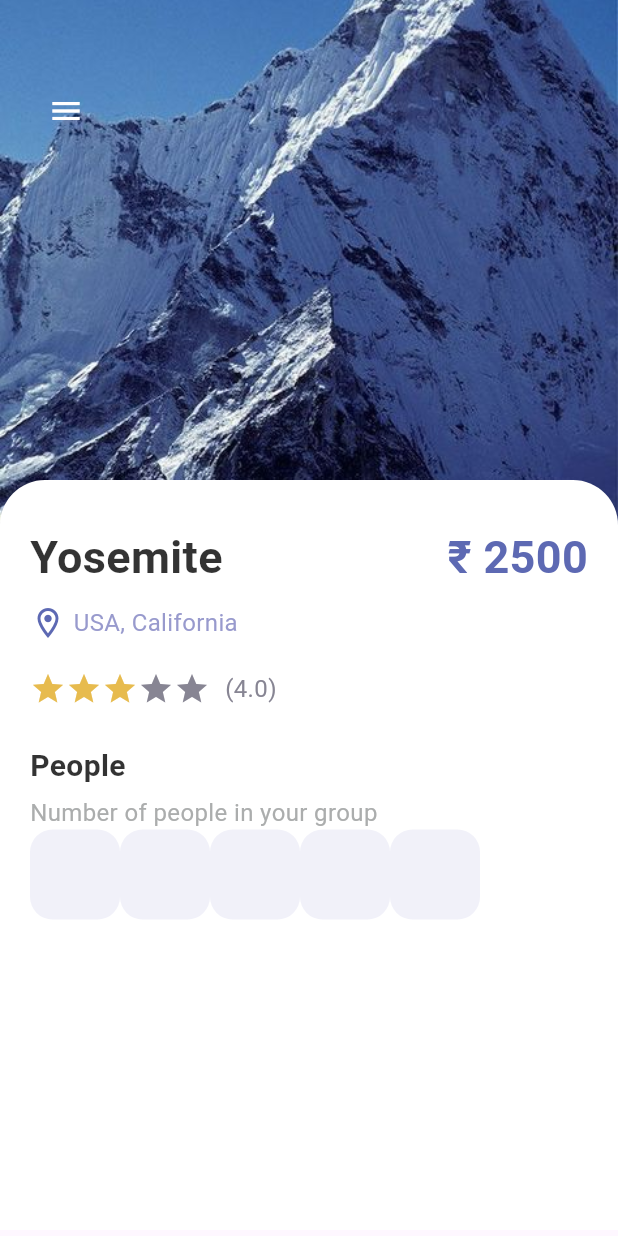
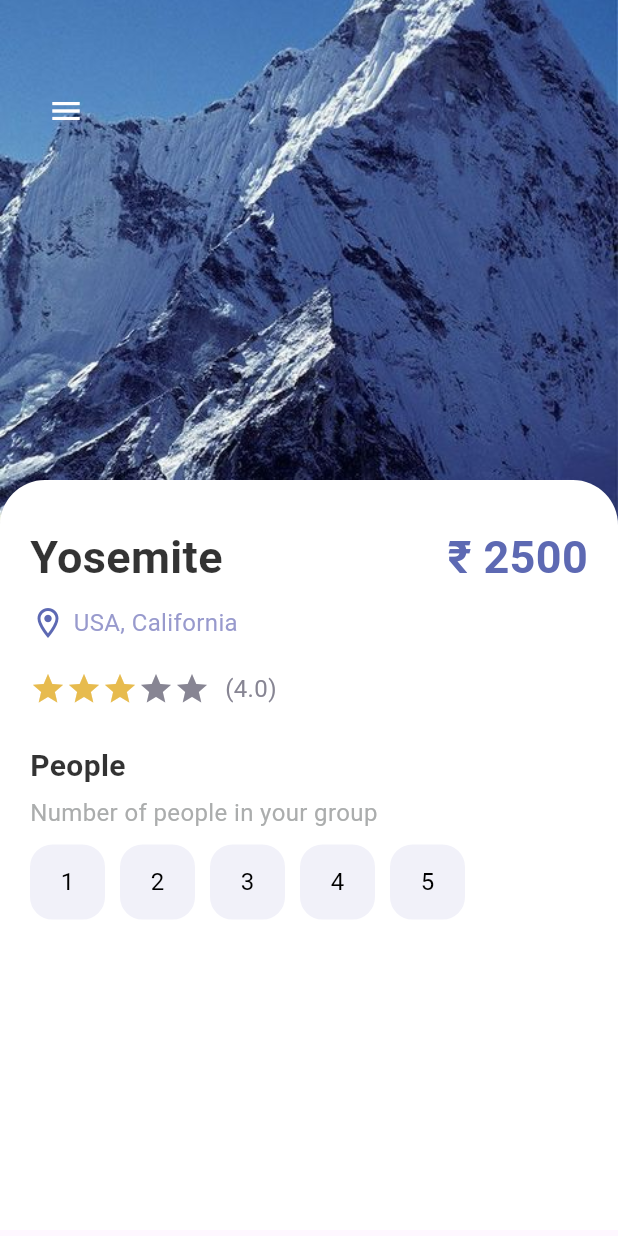
Before and after one commit to Yash-Gupta001/travel_app, a Flutter app: the screen it shows after launch, on a phone screen of 412 x 824 dp. Run offline on Flutter 3.47's test engine with Material 3 defaults, Android fonts, the phone set to English and light mode, and no system bars.

Commit message:
custom app button designed

```diff
--- a/lib/pages/detail_page.dart
+++ b/lib/pages/detail_page.dart
@@ -118,13 +118,25 @@ class _DetailPageState extends State<DetailPage> {
                       SizedBox(height: 5,),
 
                       AppText(text: "Number of people in your group",color: AppColors.mainTextColor,),
+                      SizedBox(height: 10),
+
                       Wrap(
                         children:
                           List.generate(5, (index) {
-                            return AppButtons();
+                            return Container(
+                              margin: EdgeInsets.only(right: 10),
+                              child: AppButtons(
+                                size: 50,
+                                color: Colors.black,
+                                borderColor: AppColors.buttonBackground,
+                                backgroundColor: AppColors.buttonBackground,
+                                text: (index + 1).toString(),
+
+                                ),
+                            );
                           }),
+                      ),
 
-                      )
                     ],
                   ),
                 )),
--- a/lib/pages/home_page.dart
+++ b/lib/pages/home_page.dart
@@ -25,6 +25,7 @@ class _HomePageState extends State<HomePage> with TickerProviderStateMixin {
         crossAxisAlignment: CrossAxisAlignment.start,
         children: [
           // menu TEXT
+          // ignore: avoid_unnecessary_containers
           Container(
             child: Padding(
               padding: const EdgeInsets.only(top: 70, left: 20),
@@ -61,6 +62,7 @@ class _HomePageState extends State<HomePage> with TickerProviderStateMixin {
           ),
 
           // TABBAR
+          // ignore: avoid_unnecessary_containers
           Container(
             child: Align(
               alignment: Alignment.centerLeft,
@@ -165,7 +167,7 @@ class _HomePageState extends State<HomePage> with TickerProviderStateMixin {
                         borderRadius: BorderRadius.circular(20),
                         color: Colors.white,
                         image: DecorationImage(
-                          image: AssetImage('assets/img/' + images.keys.elementAt(index)),
+                          image: AssetImage('assets/img/${images.keys.elementAt(index)}'),
                           fit: BoxFit.cover,
                         ),
                       ),
@@ -198,6 +200,7 @@ class _HomePageState extends State<HomePage> with TickerProviderStateMixin {
   }
 }
 
+// ignore: must_be_immutable
 class CircleTabIndicator extends Decoration {
   final Color color;
   double radius;
--- a/lib/widgets/app_buttons.dart
+++ b/lib/widgets/app_buttons.dart
@@ -1,17 +1,46 @@
 import 'package:flutter/material.dart';
 import 'package:travel_app/misc/colors.dart';
+import 'package:travel_app/widgets/app_text.dart';
 
 class AppButtons extends StatelessWidget {
-  const AppButtons({super.key});
+  final Color color;
+  String? text;
+  IconData? icon;
+  final Color backgroundColor;
+  double size;
+  final Color borderColor;
+  bool? isIcon;
+
+  AppButtons(
+      {Key? key,
+      this.isIcon = false,
+      this.text,
+      this.icon,
+      required this.size,
+      required this.color,
+      required this.backgroundColor,
+      required this.borderColor})
+      : super(key: key);
 
   @override
   Widget build(BuildContext context) {
     return Container(
-      width: 60,
-      height: 60,
+      width: size,
+      height: size,
       decoration: BoxDecoration(
+          border: Border.all(
+            color: borderColor,
+            width: 1.0,
+          ),
           borderRadius: BorderRadius.circular(15),
           color: AppColors.buttonBackground),
+      child: isIcon == false
+          ? Center(
+              child: AppText(
+              text: text!,
+              color: Colors.black,
+            ))
+          : Center(child: Icon(icon, color: color)),
     );
   }
 }
```
